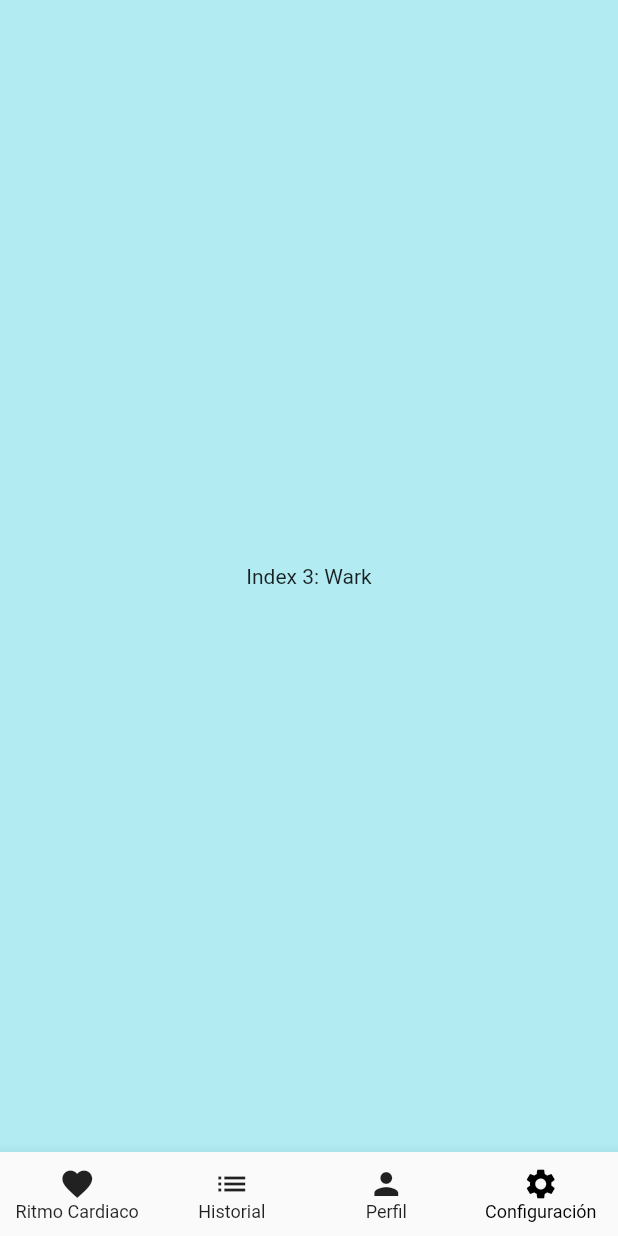
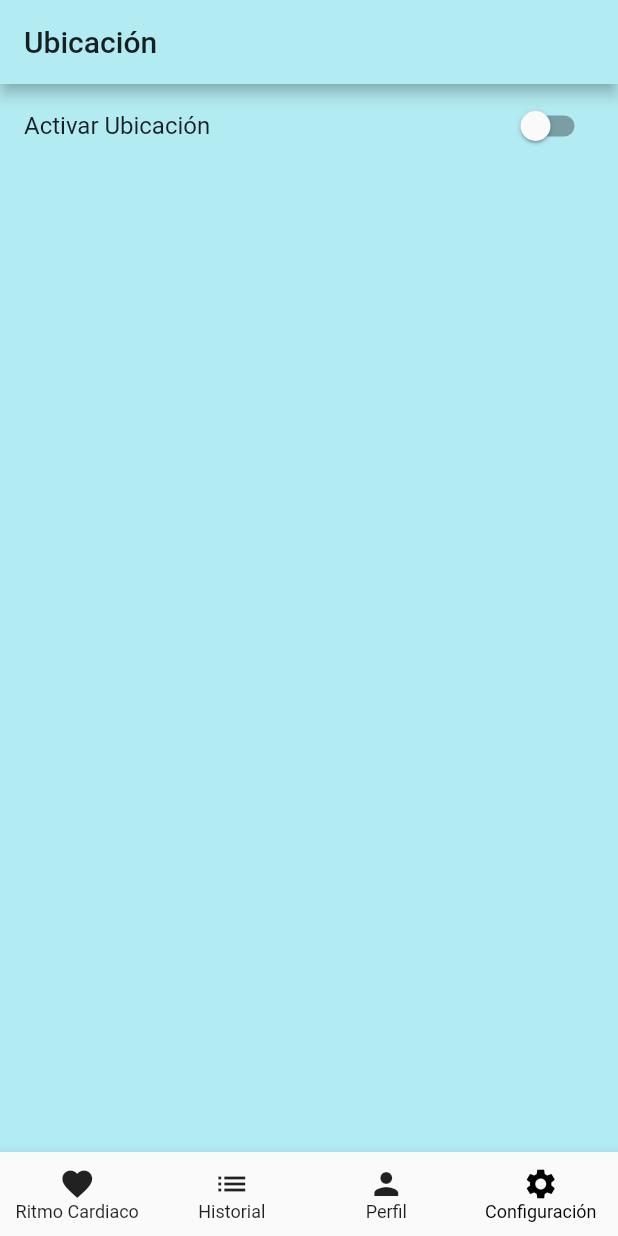
Before and after one commit to sadaakisz/it_innova_flutter, a Flutter app: the screen it shows after launch, item 4 of the bottom bar chosen, on a phone screen of 412 x 824 dp. Run offline on Flutter 3.47's test engine with Material 2 defaults, Android fonts, the phone set to English and light mode, and no system bars.

Commit message:
Finished baseline for Settings.

```diff
--- a/lib/pages/home.dart
+++ b/lib/pages/home.dart
@@ -1,5 +1,6 @@
 import 'package:flutter/material.dart';
 import 'package:it_innova_flutter/pages/history.dart';
+import 'package:it_innova_flutter/pages/settings.dart';
 
 class Home extends StatefulWidget {
   const Home({Key? key}) : super(key: key);
@@ -24,9 +25,7 @@ class _HomeState extends State<Home> {
     Text(
       'Index 2: School',
     ),
-    Text(
-      'Index 3: Wark',
-    ),
+    Settings(),
   ];
   void _onItemTapped(int index) {
     setState(() {
@@ -37,9 +36,7 @@ class _HomeState extends State<Home> {
   @override
   Widget build(BuildContext context) {
     return Scaffold(
-      body: Center(
-        child: _widgetOptions.elementAt(_selectedIndex),
-      ),
+      body: SafeArea(child: _widgetOptions.elementAt(_selectedIndex)),
       bottomNavigationBar: BottomNavigationBar(
         type: BottomNavigationBarType.fixed,
         showUnselectedLabels: true,
--- /dev/null
+++ b/lib/pages/settings.dart
@@ -0,0 +1,35 @@
+import 'package:flutter/material.dart';
+
+class Settings extends StatefulWidget {
+  const Settings({Key? key}) : super(key: key);
+
+  @override
+  _SettingsState createState() => _SettingsState();
+}
+
+class _SettingsState extends State<Settings> {
+  bool _locationActivated = false;
+  @override
+  Widget build(BuildContext context) {
+    return Scaffold(
+      appBar: AppBar(
+        title: Text(
+          'Ubicación',
+          style: TextStyle(color: Colors.black87),
+        ),
+        iconTheme: IconThemeData(color: Colors.black87),
+      ),
+      body: ListTile(
+        title: Text('Activar Ubicación'),
+        trailing: Switch(
+          value: _locationActivated,
+          onChanged: (bool value) {
+            setState(() {
+              _locationActivated = !_locationActivated;
+            });
+          },
+        ),
+      ),
+    );
+  }
+}
```
